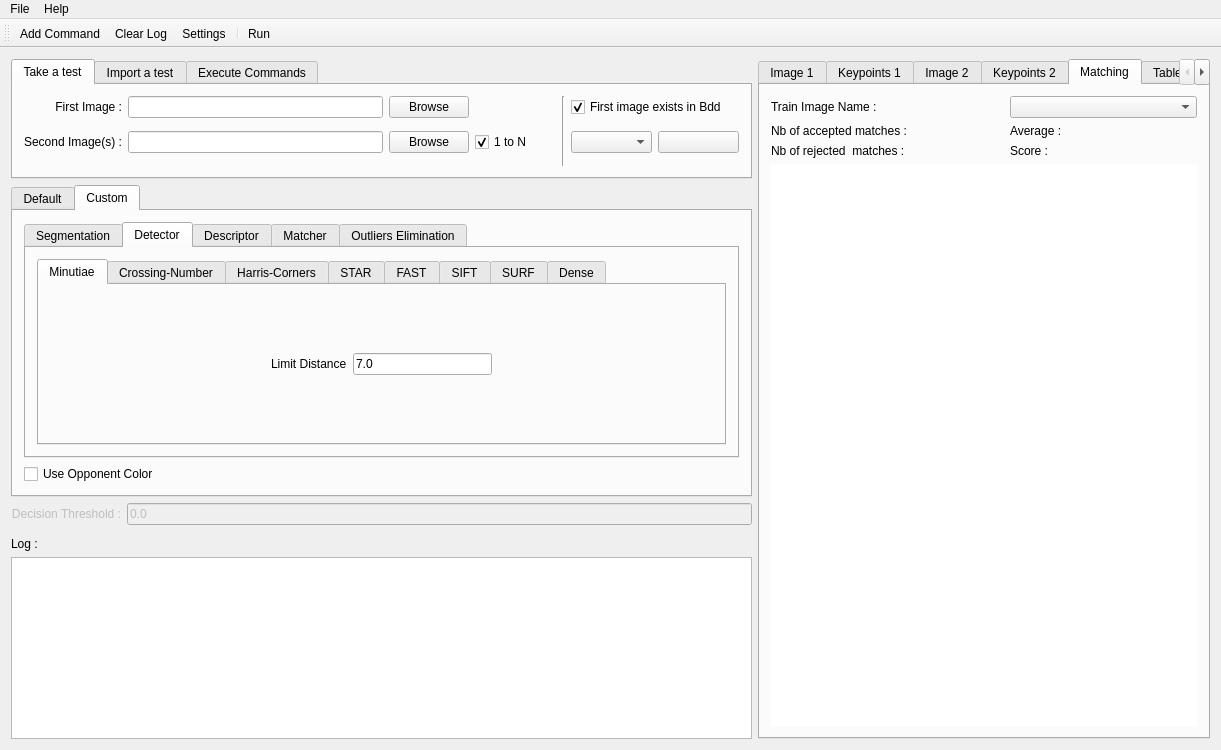
This is source_code/mainwindow.ui in Aissa94/PFE_Project as Qt 5 draws it before an edit. The edited form follows.
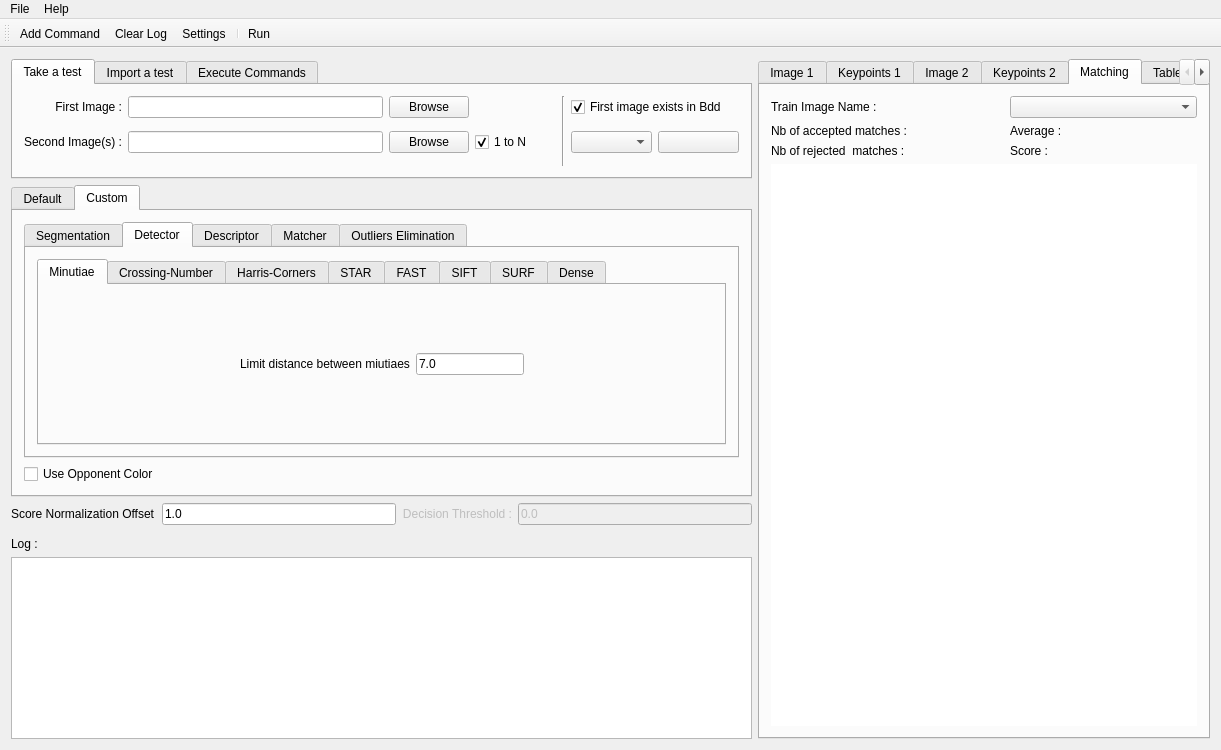
This is the edited form. The open tabs and pages were chosen to show the change. Icons and pictures are not drawn. Custom widgets are drawn as their Qt base class.

Commit message: Normalize the score between descriptors

```diff
--- a/source_code/mainwindow.ui
+++ b/source_code/mainwindow.ui
@@ -1175,7 +1175,7 @@
                      <string>The minimum distance between two minutiaes</string>
                     </property>
                     <property name="text">
-                     <string>Limit Distance</string>
+                     <string>Limit distance between miutiaes</string>
                     </property>
                    </widget>
                   </item>
@@ -2914,7 +2914,7 @@
     </item>
     <item row="2" column="0">
      <layout class="QGridLayout" name="segmentationThresholdParams">
-      <item row="0" column="0">
+      <item row="0" column="2">
        <widget class="QLabel" name="decisionStageThresholdLabel">
         <property name="enabled">
          <bool>false</bool>
@@ -2930,7 +2930,7 @@
         </property>
        </widget>
       </item>
-      <item row="0" column="1">
+      <item row="0" column="3">
        <widget class="QLineEdit" name="decisionStageThresholdText">
         <property name="enabled">
          <bool>false</bool>
@@ -2940,6 +2940,23 @@
         </property>
        </widget>
       </item>
+      <item row="0" column="1">
+       <widget class="QLineEdit" name="normalizationOffsetText">
+        <property name="text">
+         <string>1.0</string>
+        </property>
+       </widget>
+      </item>
+      <item row="0" column="0">
+       <widget class="QLabel" name="normalizationOffsetLabel">
+        <property name="toolTip">
+         <string>&lt;html&gt;&lt;head/&gt;&lt;body&gt;&lt;p&gt;Set the offset to score formula, &lt;/p&gt;&lt;p&gt;while &lt;span style=&quot; font-style:italic;&quot;&gt;Score = offset x % of accepted Matches / average of distances&lt;/span&gt;&lt;/p&gt;&lt;p&gt;&lt;span style=&quot; font-weight:600;&quot;&gt;Note: &lt;/span&gt;this offset may change from descriptor to another, e.g.:&lt;/p&gt;&lt;p&gt;SIFT  --&amp;gt; 130&lt;/p&gt;&lt;p&gt;SURF --&amp;gt; 1&lt;/p&gt;&lt;/body&gt;&lt;/html&gt;</string>
+        </property>
+        <property name="text">
+         <string>Score Normalization Offset</string>
+        </property>
+       </widget>
+      </item>
      </layout>
     </item>
     <item row="0" column="0">
```
Left out of the diff: 8 changed lines with no effect on the pictures. The commit also changes 3 other files.
